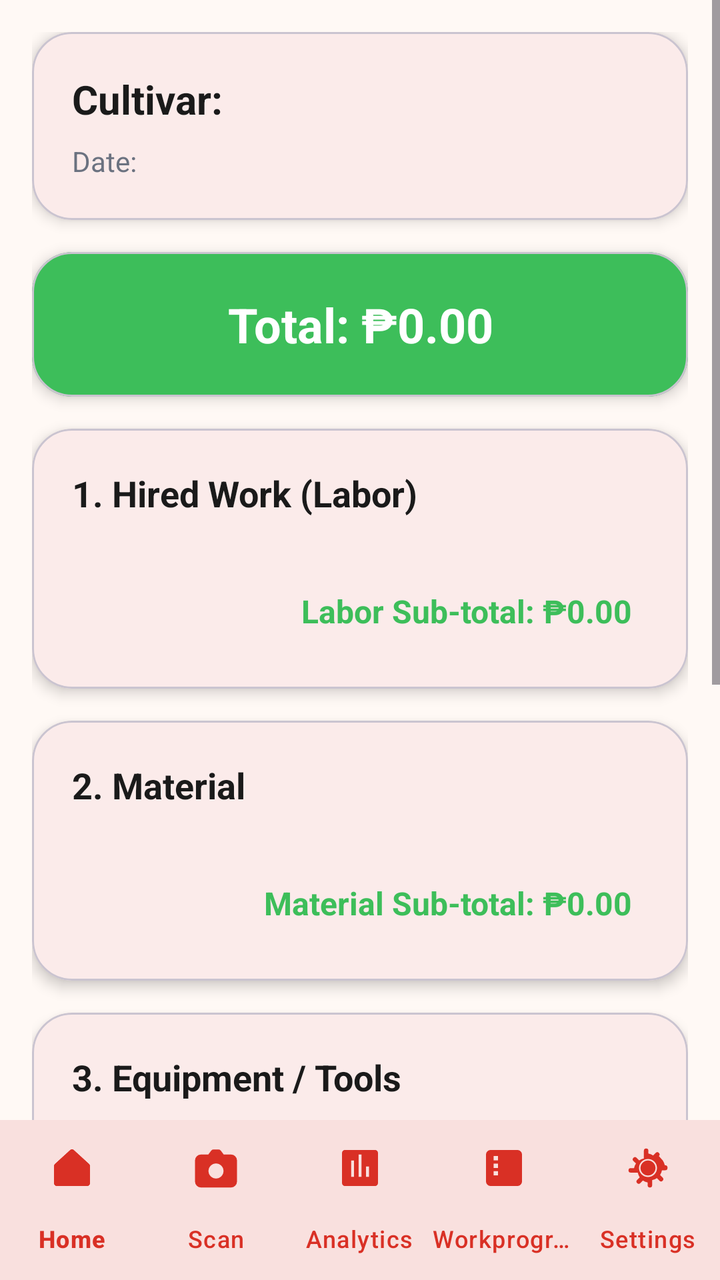
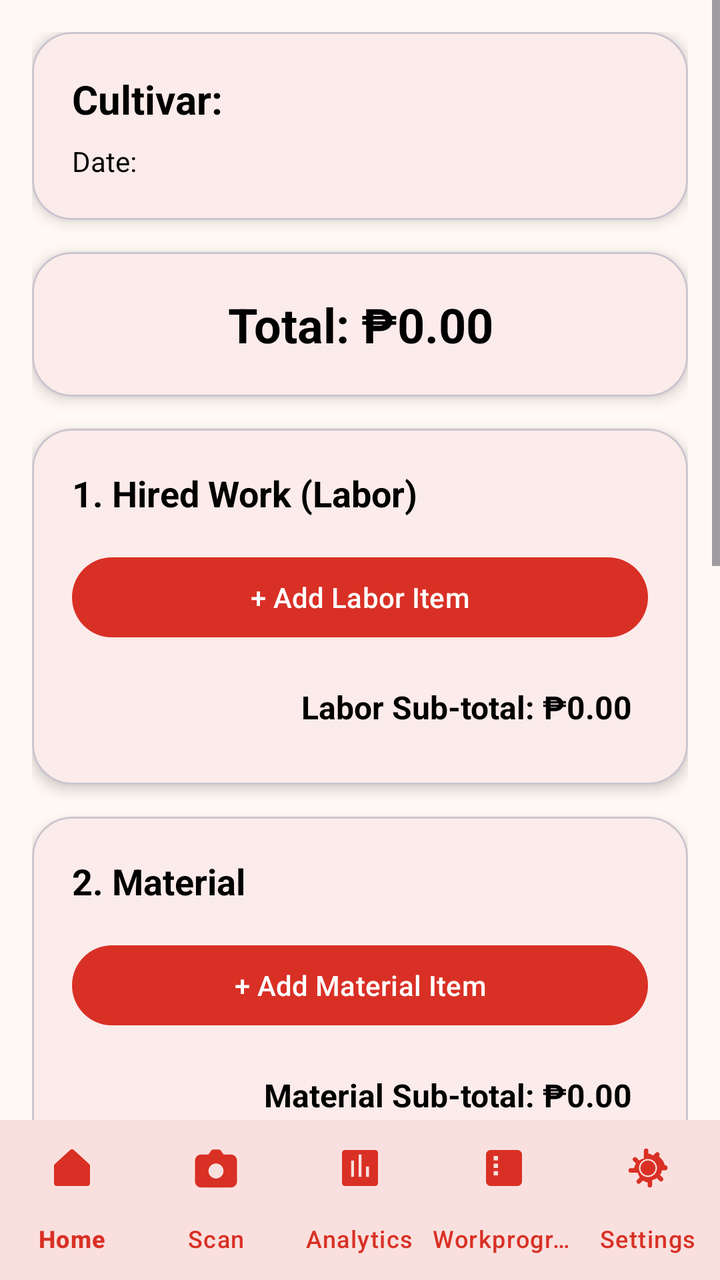

Two renders of the same Android screen: before a commit and after it. Below are the layout's source before the change and the commit's diff.
<!-- AndroidManifest.xml: application theme Theme.TomatoApp -->
<!-- res/layout/activity_daily_expenses.xml -->
<?xml version="1.0" encoding="utf-8"?>
<RelativeLayout xmlns:android="http://schemas.android.com/apk/res/android"
    xmlns:app="http://schemas.android.com/apk/res-auto"
    xmlns:tools="http://schemas.android.com/tools"
    android:id="@+id/main_layout"
    android:layout_width="match_parent"
    android:layout_height="match_parent"
    android:background="@color/soft_cream"
    tools:context=".DailyExpensesActivity">

    
    <LinearLayout
        android:layout_width="match_parent"
        android:layout_height="match_parent"
        android:layout_above="@id/bottom_navigation"
        android:orientation="vertical"
        android:fitsSystemWindows="true">

        <ScrollView
            android:layout_width="match_parent"
            android:layout_height="0dp"
            android:layout_weight="1"
            android:fillViewport="true">

            <LinearLayout
                android:id="@+id/mainContentLayout"
                android:layout_width="match_parent"
                android:layout_height="wrap_content"
                android:orientation="vertical"
                android:padding="16dp">

                
                <com.google.android.material.card.MaterialCardView
                    android:layout_width="match_parent"
                    android:layout_height="wrap_content"
                    android:layout_marginBottom="16dp"
                    app:cardBackgroundColor="@color/white"
                    app:cardCornerRadius="20dp"
                    app:cardElevation="4dp">

                    <LinearLayout
                        android:layout_width="match_parent"
                        android:layout_height="wrap_content"
                        android:orientation="vertical"
                        android:padding="20dp">

                        <TextView
                            android:id="@+id/cultivarHeader"
                            android:layout_width="wrap_content"
                            android:layout_height="wrap_content"
                            android:text="Cultivar: "
                            android:textColor="@color/text_primary"
                            android:textSize="20sp"
                            android:textStyle="bold" />

                        <TextView
                            android:id="@+id/dateHeader"
                            android:layout_width="wrap_content"
                            android:layout_height="wrap_content"
                            android:layout_marginTop="8dp"
                            android:text="Date: "
                            android:textColor="@color/text_secondary"
                            android:textSize="14sp" />
                    </LinearLayout>
                </com.google.android.material.card.MaterialCardView>

                
                <com.google.android.material.card.MaterialCardView
                    android:layout_width="match_parent"
                    android:layout_height="wrap_content"
                    android:layout_marginBottom="16dp"
                    app:cardBackgroundColor="@color/fresh_green"
                    app:cardCornerRadius="20dp"
                    app:cardElevation="4dp">

                    <TextView
                        android:id="@+id/tvTotalExpenses"
                        android:layout_width="match_parent"
                        android:layout_height="wrap_content"
                        android:text="Total: ₱0.00"
                        android:textColor="@color/white"
                        android:textSize="24sp"
                        android:textStyle="bold"
                        android:gravity="center"
                        android:padding="20dp" />
                </com.google.android.material.card.MaterialCardView>

                
                <com.google.android.material.card.MaterialCardView
                    android:layout_width="match_parent"
                    android:layout_height="wrap_content"
                    android:layout_marginBottom="16dp"
                    app:cardBackgroundColor="@color/white"
                    app:cardCornerRadius="20dp"
                    app:cardElevation="4dp">

                    <LinearLayout
                        android:layout_width="match_parent"
                        android:layout_height="wrap_content"
                        android:orientation="vertical"
                        android:padding="20dp">

                        <TextView
                            android:layout_width="wrap_content"
                            android:layout_height="wrap_content"
                            android:text="1. Hired Work (Labor)"
                            android:textColor="@color/text_primary"
                            android:textSize="18sp"
                            android:textStyle="bold"
                            android:layout_marginBottom="16dp" />

                        <LinearLayout
                            android:id="@+id/laborItemsContainer"
                            android:layout_width="match_parent"
                            android:layout_height="wrap_content"
                            android:orientation="vertical">

                            
                        </LinearLayout>

                        
                        
                        <com.google.android.material.button.MaterialButton
                            android:id="@+id/btnAddLaborItem"
                            android:layout_width="match_parent"
                            android:layout_height="wrap_content"
                            android:visibility="gone"
                            android:text="+ Add Labor Item" />

                        <TextView
                            android:id="@+id/tvLaborTotal"
                            android:layout_width="match_parent"
                            android:layout_height="wrap_content"
                            android:text="Labor Sub-total: ₱0.00"
                            android:textColor="@color/fresh_green"
                            android:textSize="16sp"
                            android:textStyle="bold"
                            android:gravity="right"
                            android:layout_marginTop="12dp"
                            android:padding="8dp" />
                    </LinearLayout>
                </com.google.android.material.card.MaterialCardView>

                
                <com.google.android.material.card.MaterialCardView
                    android:layout_width="match_parent"
                    android:layout_height="wrap_content"
                    android:layout_marginBottom="16dp"
                    app:cardBackgroundColor="@color/white"
                    app:cardCornerRadius="20dp"
                    app:cardElevation="4dp">

                    <LinearLayout
                        android:layout_width="match_parent"
                        android:layout_height="wrap_content"
                        android:orientation="vertical"
                        android:padding="20dp">

                        <TextView
                            android:layout_width="wrap_content"
                            android:layout_height="wrap_content"
                            android:text="2. Material"
                            android:textColor="@color/text_primary"
                            android:textSize="18sp"
                            android:textStyle="bold"
                            android:layout_marginBottom="16dp" />

                        <LinearLayout
                            android:id="@+id/materialItemsContainer"
                            android:layout_width="match_parent"
                            android:layout_height="wrap_content"
                            android:orientation="vertical">

                            
                        </LinearLayout>

                        
                        
                        <com.google.android.material.button.MaterialButton
                            android:id="@+id/btnAddMaterialItem"
                            android:layout_width="match_parent"
                            android:layout_height="wrap_content"
                            android:visibility="gone"
                            android:text="+ Add Material Item" />

                        <TextView
                            android:id="@+id/tvMaterialTotal"
                            android:layout_width="match_parent"
                            android:layout_height="wrap_content"
                            android:text="Material Sub-total: ₱0.00"
                            android:textColor="@color/fresh_green"
                            android:textSize="16sp"
                            android:textStyle="bold"
                            android:gravity="right"
                            android:layout_marginTop="12dp"
                            android:padding="8dp" />
                    </LinearLayout>
                </com.google.android.material.card.MaterialCardView>

                
                <com.google.android.material.card.MaterialCardView
                    android:layout_width="match_parent"
                    android:layout_height="wrap_content"
                    android:layout_marginBottom="16dp"
                    app:cardBackgroundColor="@color/white"
                    app:cardCornerRadius="20dp"
                    app:cardElevation="4dp">

                    <LinearLayout
                        android:layout_width="match_parent"
                        android:layout_height="wrap_content"
                        android:orientation="vertical"
                        android:padding="20dp">

                        <TextView
                            android:layout_width="wrap_content"
                            android:layout_height="wrap_content"
                            android:text="3. Equipment / Tools"
                            android:textColor="@color/text_primary"
                            android:textSize="18sp"
                            android:textStyle="bold"
                            android:layout_marginBottom="16dp" />

                        <LinearLayout
                            android:id="@+id/equipmentItemsContainer"
                            android:layout_width="match_parent"
                            android:layout_height="wrap_content"
                            android:orientation="vertical">

                            
                        </LinearLayout>

                        
                        
                        <com.google.android.material.button.MaterialButton
                            android:id="@+id/btnAddEquipmentItem"
                            android:layout_width="match_parent"
                            android:layout_height="wrap_content"
                            android:visibility="gone"
                            android:text="+ Add Equipment Item" />

                        <TextView
                            android:id="@+id/tvEquipmentTotal"
                            android:layout_width="match_parent"
                            android:layout_height="wrap_content"
                            android:text="Equipment Sub-total: ₱0.00"
                            android:textColor="@color/fresh_green"
                            android:textSize="16sp"
                            android:textStyle="bold"
                            android:gravity="right"
                            android:layout_marginTop="12dp"
                            android:padding="8dp" />
                    </LinearLayout>
                </com.google.android.material.card.MaterialCardView>

                
                <com.google.android.material.card.MaterialCardView
                    android:layout_width="match_parent"
                    android:layout_height="wrap_content"
                    android:layout_marginBottom="16dp"
                    app:cardBackgroundColor="@color/white"
                    app:cardCornerRadius="20dp"
                    app:cardElevation="4dp">

                    <LinearLayout
                        android:layout_width="match_parent"
                        android:layout_height="wrap_content"
                        android:orientation="vertical"
                        android:padding="20dp">

                        <TextView
                            android:layout_width="wrap_content"
                            android:layout_height="wrap_content"
                            android:text="4. Miscellaneous"
                            android:textColor="@color/text_primary"
                            android:textSize="18sp"
                            android:textStyle="bold"
                            android:layout_marginBottom="16dp" />

                        <LinearLayout
                            android:id="@+id/miscItemsContainer"
                            android:layout_width="match_parent"
                            android:layout_height="wrap_content"
                            android:orientation="vertical">

                            
                        </LinearLayout>

                        
                        
                        <com.google.android.material.button.MaterialButton
                            android:id="@+id/btnAddMiscItem"
                            android:layout_width="match_parent"
                            android:layout_height="wrap_content"
                            android:visibility="gone"
                            android:text="+ Add Miscellaneous Item" />

                        <TextView
                            android:id="@+id/tvMiscTotal"
                            android:layout_width="match_parent"
                            android:layout_height="wrap_content"
                            android:text="Miscellaneous Sub-total: ₱0.00"
                            android:textColor="@color/fresh_green"
                            android:textSize="16sp"
                            android:textStyle="bold"
                            android:gravity="right"
                            android:layout_marginTop="12dp"
                            android:padding="8dp" />
                    </LinearLayout>
                </com.google.android.material.card.MaterialCardView>

                
                <LinearLayout
                    android:layout_width="match_parent"
                    android:layout_height="wrap_content"
                    android:orientation="horizontal"
                    android:layout_marginTop="16dp"
                    android:layout_marginBottom="24dp">

                    <com.google.android.material.button.MaterialButton
                        android:id="@+id/btnEdit"
                        android:layout_width="0dp"
                        android:layout_height="wrap_content"
                        android:layout_weight="1"
                        android:layout_marginEnd="8dp"
                        android:text="Edit"
                        android:textColor="@color/white"
                        android:backgroundTint="@color/warm_orange"
                        android:textSize="16sp"
                        android:padding="16dp"
                        app:cornerRadius="12dp" />

                    <com.google.android.material.button.MaterialButton
                        android:id="@+id/btnSave"
                        android:layout_width="0dp"
                        android:layout_height="wrap_content"
                        android:layout_weight="1"
                        android:layout_marginStart="8dp"
                        android:text="Save"
                        android:textColor="@color/white"
                        android:backgroundTint="@color/fresh_green"
                        android:textSize="16sp"
                        android:padding="16dp"
                        app:cornerRadius="12dp"
                        android:enabled="false" />
                </LinearLayout>
            </LinearLayout>
        </ScrollView>
    </LinearLayout>

    <com.google.android.material.bottomnavigation.BottomNavigationView
        android:id="@+id/bottom_navigation"
        android:layout_width="match_parent"
        android:layout_height="wrap_content"
        android:layout_alignParentBottom="true"
        android:background="@color/white"
        app:menu="@menu/menu_bottom_nav"
        app:itemIconTint="@color/nav_selected"
        app:itemTextColor="@color/nav_selected"
        app:labelVisibilityMode="labeled"
        app:elevation="16dp" />

</RelativeLayout>
<!-- resources referenced by this layout -->
<resources>
  <color name="fresh_green">#3DBE5A</color>
  <color name="nav_selected">#D93025</color>
  <color name="soft_cream">#FFF9F5</color>
  <color name="text_primary">#1A1A1A</color>
  <color name="text_secondary">#6B7280</color>
  <color name="warm_orange">#E67E22</color>
  <color name="white">#FFFFFFFF</color>
  <style name="Theme.TomatoApp" parent="Base.Theme.TomatoApp" />
  <style name="Base.Theme.TomatoApp" parent="Theme.Material3.DayNight.NoActionBar">
          
          <item name="colorPrimary">@color/tomato_red</item>
          <item name="colorOnPrimary">@color/white</item>
          <item name="colorSecondary">@color/fresh_green</item>
          <item name="colorOnSecondary">@color/white</item>
          <item name="colorSurface">@color/surface</item>
          <item name="colorOnSurface">@color/text_primary</item>
          <item name="colorError">@color/error</item>
          <item name="android:windowBackground">@color/bg_light_gray</item>
      </style>
  <color name="tomato_red">#D93025</color>
  <color name="surface">#FFFFFF</color>
  <color name="error">#D93025</color>
  <color name="bg_light_gray">#FFF9F5</color>
</resources>

<!-- the commit's change to res/layout/activity_daily_expenses.xml (unified diff, before → after) -->
@@ -49,7 +49,7 @@
                             android:layout_width="wrap_content"
                             android:layout_height="wrap_content"
                             android:text="Cultivar: "
-                            android:textColor="@color/text_primary"
+                            android:textColor="@android:color/black"
                             android:textSize="20sp"
                             android:textStyle="bold" />
 
@@ -59,7 +59,7 @@
                             android:layout_height="wrap_content"
                             android:layout_marginTop="8dp"
                             android:text="Date: "
-                            android:textColor="@color/text_secondary"
+                            android:textColor="@android:color/black"
                             android:textSize="14sp" />
                     </LinearLayout>
                 </com.google.android.material.card.MaterialCardView>
@@ -69,7 +69,7 @@
                     android:layout_width="match_parent"
                     android:layout_height="wrap_content"
                     android:layout_marginBottom="16dp"
-                    app:cardBackgroundColor="@color/fresh_green"
+                    app:cardBackgroundColor="@color/white"
                     app:cardCornerRadius="20dp"
                     app:cardElevation="4dp">
 
@@ -78,7 +78,7 @@
                         android:layout_width="match_parent"
                         android:layout_height="wrap_content"
                         android:text="Total: ₱0.00"
-                        android:textColor="@color/white"
+                        android:textColor="@android:color/black"
                         android:textSize="24sp"
                         android:textStyle="bold"
                         android:gravity="center"
@@ -104,7 +104,7 @@
                             android:layout_width="wrap_content"
                             android:layout_height="wrap_content"
                             android:text="1. Hired Work (Labor)"
-                            android:textColor="@color/text_primary"
+                            android:textColor="@android:color/black"
                             android:textSize="18sp"
                             android:textStyle="bold"
                             android:layout_marginBottom="16dp" />
@@ -124,7 +124,6 @@
                             android:id="@+id/btnAddLaborItem"
                             android:layout_width="match_parent"
                             android:layout_height="wrap_content"
-                            android:visibility="gone"
                             android:text="+ Add Labor Item" />
 
                         <TextView
@@ -132,7 +131,7 @@
                             android:layout_width="match_parent"
                             android:layout_height="wrap_content"
                             android:text="Labor Sub-total: ₱0.00"
-                            android:textColor="@color/fresh_green"
+                            android:textColor="@android:color/black"
                             android:textSize="16sp"
                             android:textStyle="bold"
                             android:gravity="right"
@@ -160,7 +159,7 @@
                             android:layout_width="wrap_content"
                             android:layout_height="wrap_content"
                             android:text="2. Material"
-                            android:textColor="@color/text_primary"
+                            android:textColor="@android:color/black"
                             android:textSize="18sp"
                             android:textStyle="bold"
                             android:layout_marginBottom="16dp" />
@@ -180,7 +179,6 @@
                             android:id="@+id/btnAddMaterialItem"
                             android:layout_width="match_parent"
                             android:layout_height="wrap_content"
-                            android:visibility="gone"
                             android:text="+ Add Material Item" />
 
                         <TextView
@@ -188,7 +186,7 @@
                             android:layout_width="match_parent"
                             android:layout_height="wrap_content"
                             android:text="Material Sub-total: ₱0.00"
-                            android:textColor="@color/fresh_green"
+                            android:textColor="@android:color/black"
                             android:textSize="16sp"
                             android:textStyle="bold"
                             android:gravity="right"
@@ -216,7 +214,7 @@
                             android:layout_width="wrap_content"
                             android:layout_height="wrap_content"
                             android:text="3. Equipment / Tools"
-                            android:textColor="@color/text_primary"
+                            android:textColor="@android:color/black"
                             android:textSize="18sp"
                             android:textStyle="bold"
                             android:layout_marginBottom="16dp" />
@@ -236,7 +234,6 @@
                             android:id="@+id/btnAddEquipmentItem"
                             android:layout_width="match_parent"
                             android:layout_height="wrap_content"
-                            android:visibility="gone"
                             android:text="+ Add Equipment Item" />
 
                         <TextView
@@ -244,7 +241,7 @@
                             android:layout_width="match_parent"
                             android:layout_height="wrap_content"
                             android:text="Equipment Sub-total: ₱0.00"
-                            android:textColor="@color/fresh_green"
+                            android:textColor="@android:color/black"
                             android:textSize="16sp"
                             android:textStyle="bold"
                             android:gravity="right"
@@ -272,7 +269,7 @@
                             android:layout_width="wrap_content"
                             android:layout_height="wrap_content"
                             android:text="4. Miscellaneous"
-                            android:textColor="@color/text_primary"
+                            android:textColor="@android:color/black"
                             android:textSize="18sp"
                             android:textStyle="bold"
                             android:layout_marginBottom="16dp" />
@@ -292,7 +289,6 @@
                             android:id="@+id/btnAddMiscItem"
                             android:layout_width="match_parent"
                             android:layout_height="wrap_content"
-                            android:visibility="gone"
                             android:text="+ Add Miscellaneous Item" />
 
                         <TextView
@@ -300,7 +296,7 @@
                             android:layout_width="match_parent"
                             android:layout_height="wrap_content"
                             android:text="Miscellaneous Sub-total: ₱0.00"
-                            android:textColor="@color/fresh_green"
+                            android:textColor="@android:color/black"
                             android:textSize="16sp"
                             android:textStyle="bold"
                             android:gravity="right"
@@ -324,7 +320,7 @@
                         android:layout_weight="1"
                         android:layout_marginEnd="8dp"
                         android:text="Edit"
-                        android:textColor="@color/white"
+                            android:textColor="@android:color/black"
                         android:backgroundTint="@color/warm_orange"
                         android:textSize="16sp"
                         android:padding="16dp"
@@ -337,7 +333,7 @@
                         android:layout_weight="1"
                         android:layout_marginStart="8dp"
                         android:text="Save"
-                        android:textColor="@color/white"
+                            android:textColor="@android:color/black"
                         android:backgroundTint="@color/fresh_green"
                         android:textSize="16sp"
                         android:padding="16dp"
<!-- resource entries referenced after the edit -->
@@ -4,7 +4,6 @@
   <color name="nav_selected">#D93025</color>
   <color name="soft_cream">#FFF9F5</color>
   <color name="text_primary">#1A1A1A</color>
-  <color name="text_secondary">#6B7280</color>
   <color name="warm_orange">#E67E22</color>
   <color name="white">#FFFFFFFF</color>
   <style name="Theme.TomatoApp" parent="Base.Theme.TomatoApp" />
